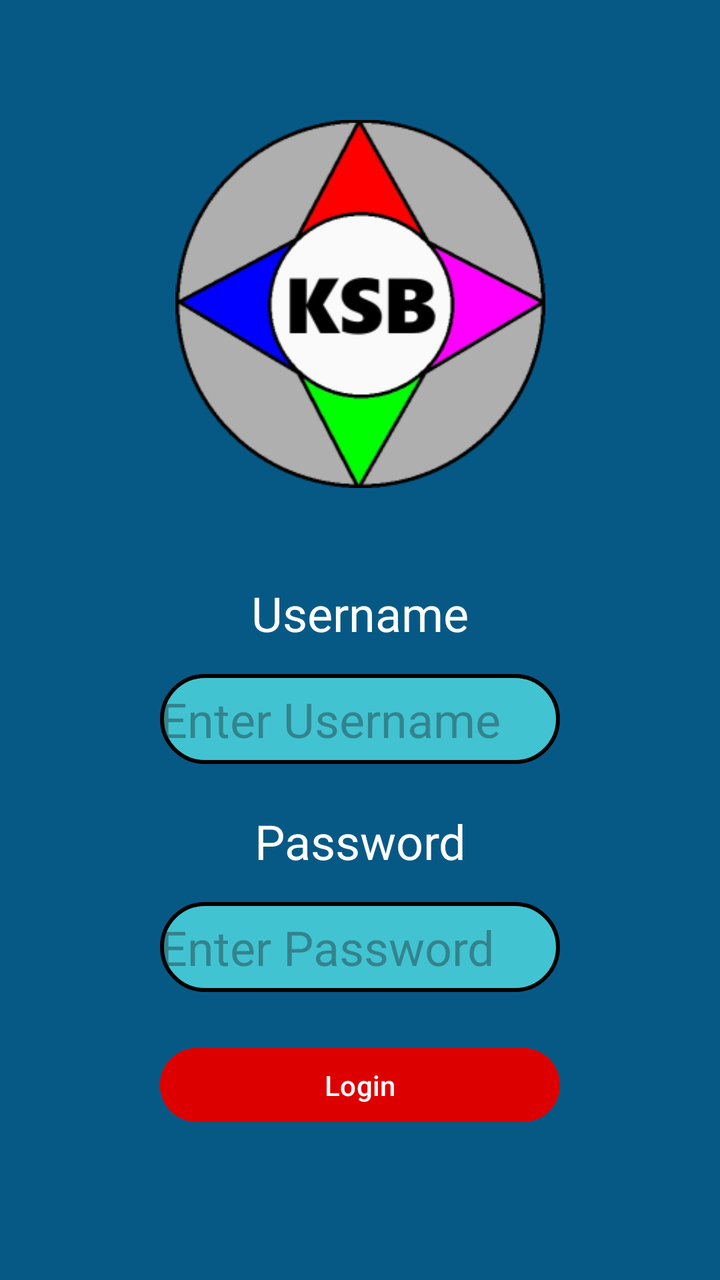
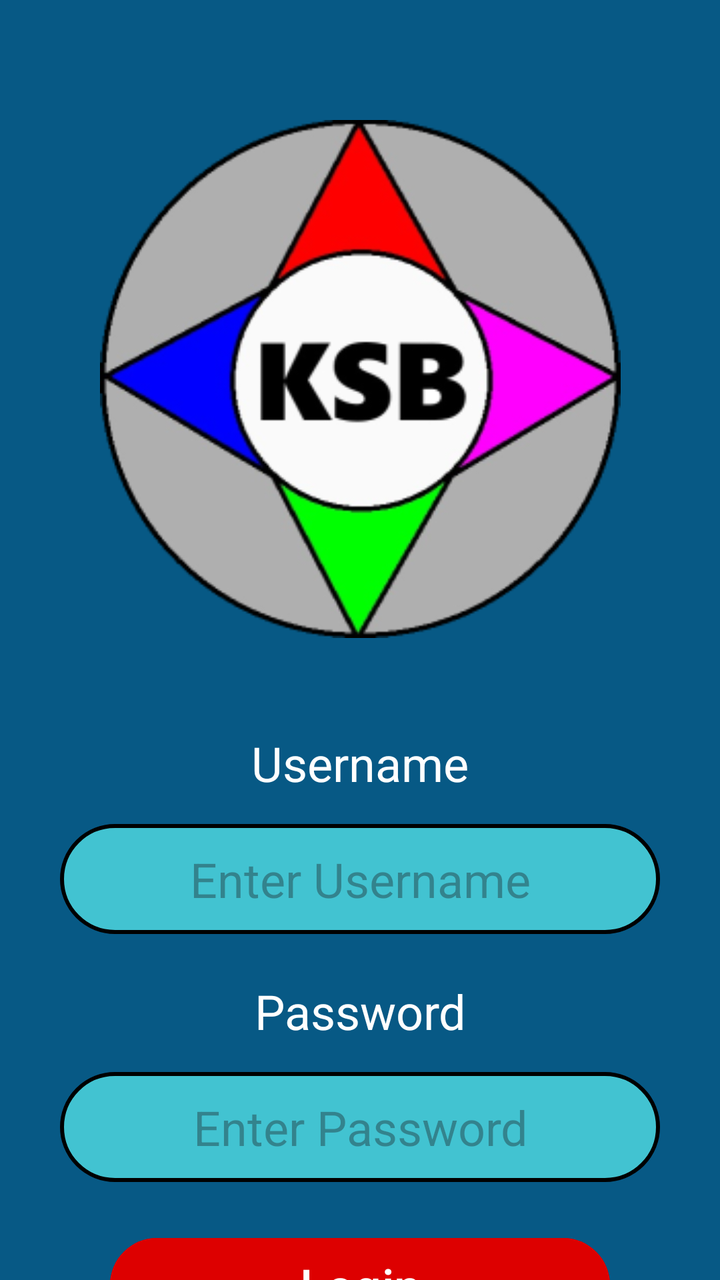

Compare the two renders of this Android layout. The source of the first and the diff that turns it into the second are given below.
<!-- AndroidManifest.xml: application theme Theme.KracKShacKBanking -->
<!-- res/layout/login.xml -->
<?xml version="1.0" encoding="utf-8"?>
<androidx.constraintlayout.widget.ConstraintLayout xmlns:android="http://schemas.android.com/apk/res/android"
    xmlns:app="http://schemas.android.com/apk/res-auto"
    xmlns:tools="http://schemas.android.com/tools"
    android:layout_width="match_parent"
    android:layout_height="match_parent"
    android:background="#075985">

    <ImageView
        android:id="@+id/logo_img"
        android:layout_width="255dp"
        android:layout_height="184dp"
        android:layout_marginTop="60dp"
        app:layout_constraintEnd_toEndOf="parent"
        app:layout_constraintStart_toStartOf="parent"
        app:layout_constraintTop_toTopOf="parent"
        app:srcCompat="@drawable/logo" />

    <TextView
        android:id="@+id/textViewUsername"
        android:layout_width="200dp"
        android:layout_height="45dp"
        android:gravity="center"
        android:text="Username"
        android:textColor="@android:color/white"
        android:textSize="24sp"
        app:layout_constraintTop_toBottomOf="@id/logo_img"
        app:layout_constraintStart_toStartOf="parent"
        app:layout_constraintEnd_toEndOf="parent"
        android:layout_marginTop="40dp" />

    <EditText
        android:id="@+id/Username_txt"
        android:layout_width="200dp"
        android:layout_height="45dp"
        android:background="@drawable/format_text_input"
        android:hint="Enter Username"
        android:textColor="#FFFFFF"
        android:textSize="24sp"
        app:layout_constraintTop_toBottomOf="@id/textViewUsername"
        app:layout_constraintStart_toStartOf="parent"
        app:layout_constraintEnd_toEndOf="parent"
        android:layout_marginTop="8dp" />

    <TextView
        android:id="@+id/textViewPassword"
        android:layout_width="200dp"
        android:layout_height="45dp"
        android:gravity="center"
        android:text="Password"
        android:textColor="@android:color/white"
        android:textSize="24sp"
        app:layout_constraintTop_toBottomOf="@id/Username_txt"
        app:layout_constraintStart_toStartOf="parent"
        app:layout_constraintEnd_toEndOf="parent"
        android:layout_marginTop="16dp" />

    <EditText
        android:id="@+id/Password_txt"
        android:layout_width="200dp"
        android:layout_height="45dp"
        android:background="@drawable/format_text_input"
        android:ems="10"
        android:inputType="textPassword"
        android:text=""
        android:textColor="#FFFFFF"
        android:textSize="24sp"
        android:hint="Enter Password"
        app:layout_constraintTop_toBottomOf="@id/textViewPassword"
        app:layout_constraintStart_toStartOf="parent"
        app:layout_constraintEnd_toEndOf="parent"
        android:layout_marginTop="8dp" />

    <Button
        android:id="@+id/button"
        android:layout_width="200dp"
        android:layout_height="45dp"
        android:layout_marginTop="24dp"
        android:backgroundTint="#DD0000"
        android:text="Login"
        app:layout_constraintEnd_toEndOf="parent"
        app:layout_constraintStart_toStartOf="parent"
        app:layout_constraintTop_toBottomOf="@id/Password_txt" />

</androidx.constraintlayout.widget.ConstraintLayout>
<!-- resources referenced by this layout -->
<resources>
  <!-- drawable format_text_input (drawable) -->
  <?xml version="1.0" encoding="utf-8"?>
  <shape xmlns:android="http://schemas.android.com/apk/res/android"
      android:shape="rectangle">
      <solid android:color="@color/blue" />
      <stroke
          android:width="2dp"
          android:color="@color/black" />
      <corners android:radius="50dp" />
  </shape>
  <!-- drawable logo: png bitmap (drawable, 35989 bytes) -->
  <style name="Theme.KracKShacKBanking" parent="Base.Theme.KracKShacKBanking" />
  <color name="blue">#42C3D1</color>
  <color name="black">#FF000000</color>
  <style name="Base.Theme.KracKShacKBanking" parent="Theme.Material3.DayNight.NoActionBar">
          
          
      </style>
</resources>

<!-- the commit's change to res/layout/login.xml (unified diff, before → after) -->
@@ -8,8 +8,8 @@
 
     <ImageView
         android:id="@+id/logo_img"
-        android:layout_width="255dp"
-        android:layout_height="184dp"
+        android:layout_width="343dp"
+        android:layout_height="259dp"
         android:layout_marginTop="60dp"
         app:layout_constraintEnd_toEndOf="parent"
         app:layout_constraintStart_toStartOf="parent"
@@ -18,66 +18,69 @@
 
     <TextView
         android:id="@+id/textViewUsername"
-        android:layout_width="200dp"
+        android:layout_width="300dp"
         android:layout_height="45dp"
+        android:layout_marginTop="40dp"
         android:gravity="center"
         android:text="Username"
         android:textColor="@android:color/white"
         android:textSize="24sp"
-        app:layout_constraintTop_toBottomOf="@id/logo_img"
+        app:layout_constraintEnd_toEndOf="parent"
         app:layout_constraintStart_toStartOf="parent"
-        app:layout_constraintEnd_toEndOf="parent"
-        android:layout_marginTop="40dp" />
+        app:layout_constraintTop_toBottomOf="@id/logo_img" />
 
     <EditText
         android:id="@+id/Username_txt"
-        android:layout_width="200dp"
-        android:layout_height="45dp"
+        android:layout_width="300dp"
+        android:layout_height="55dp"
+        android:layout_marginTop="8dp"
         android:background="@drawable/format_text_input"
+        android:gravity="center_horizontal|center_vertical"
         android:hint="Enter Username"
         android:textColor="#FFFFFF"
         android:textSize="24sp"
-        app:layout_constraintTop_toBottomOf="@id/textViewUsername"
+        app:layout_constraintEnd_toEndOf="parent"
         app:layout_constraintStart_toStartOf="parent"
-        app:layout_constraintEnd_toEndOf="parent"
-        android:layout_marginTop="8dp" />
+        app:layout_constraintTop_toBottomOf="@id/textViewUsername" />
 
     <TextView
         android:id="@+id/textViewPassword"
-        android:layout_width="200dp"
+        android:layout_width="300dp"
         android:layout_height="45dp"
+        android:layout_marginTop="16dp"
         android:gravity="center"
         android:text="Password"
         android:textColor="@android:color/white"
         android:textSize="24sp"
-        app:layout_constraintTop_toBottomOf="@id/Username_txt"
+        app:layout_constraintEnd_toEndOf="parent"
         app:layout_constraintStart_toStartOf="parent"
-        app:layout_constraintEnd_toEndOf="parent"
-        android:layout_marginTop="16dp" />
+        app:layout_constraintTop_toBottomOf="@id/Username_txt" />
 
     <EditText
         android:id="@+id/Password_txt"
-        android:layout_width="200dp"
-        android:layout_height="45dp"
+        android:layout_width="300dp"
+        android:layout_height="55dp"
+        android:layout_marginTop="8dp"
         android:background="@drawable/format_text_input"
         android:ems="10"
+        android:gravity="center_horizontal|center_vertical"
+        android:hint="Enter Password"
         android:inputType="textPassword"
         android:text=""
         android:textColor="#FFFFFF"
         android:textSize="24sp"
-        android:hint="Enter Password"
-        app:layout_constraintTop_toBottomOf="@id/textViewPassword"
+        app:layout_constraintEnd_toEndOf="parent"
         app:layout_constraintStart_toStartOf="parent"
-        app:layout_constraintEnd_toEndOf="parent"
-        android:layout_marginTop="8dp" />
+        app:layout_constraintTop_toBottomOf="@id/textViewPassword" />
 
     <Button
         android:id="@+id/button"
-        android:layout_width="200dp"
-        android:layout_height="45dp"
+        android:layout_width="250dp"
+        android:layout_height="55dp"
         android:layout_marginTop="24dp"
         android:backgroundTint="#DD0000"
         android:text="Login"
+        android:textSize="24sp"
         app:layout_constraintEnd_toEndOf="parent"
         app:layout_constraintStart_toStartOf="parent"
         app:layout_constraintTop_toBottomOf="@id/Password_txt" />
